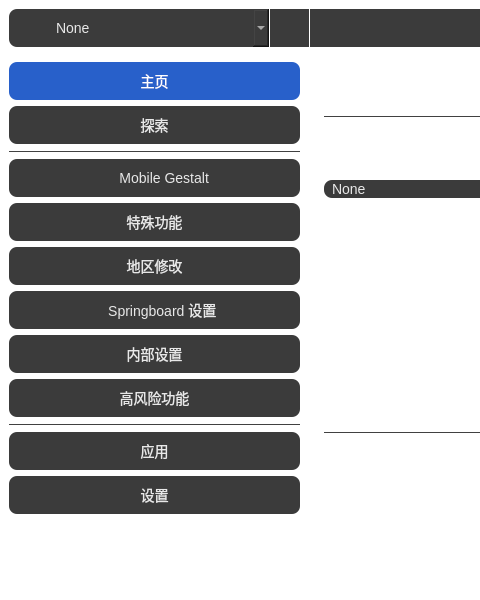
Old version of the form qt/new.ui in the repository 404BennettNOTFound/Nugget-iOS; both pictures show x 0 to 480 and y 0 to 600 of the 1000 by 600 pixel window.
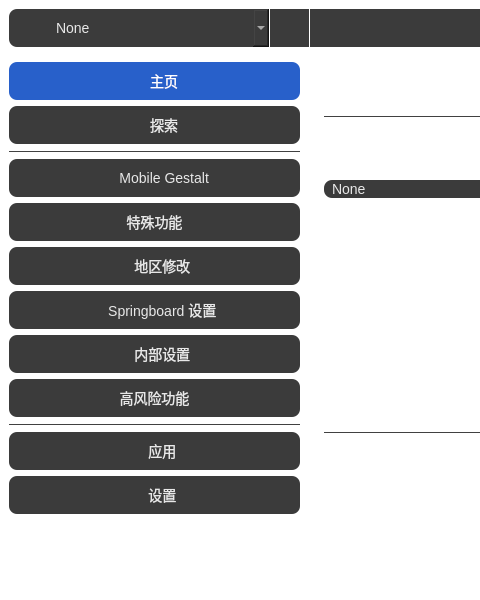
New version of the form. The open tabs and pages were chosen to show the change. Icons and pictures are not drawn.

Commit message: 翻译完整版了吧

```diff
--- a/qt/new.ui
+++ b/qt/new.ui
@@ -412,7 +412,7 @@
              </sizepolicy>
             </property>
             <property name="text">
-             <string>主页</string>
+             <string>     主页</string>
             </property>
             <property name="icon">
              <iconset>
@@ -447,7 +447,7 @@
              </sizepolicy>
             </property>
             <property name="text">
-             <string>探索</string>
+             <string>     探索</string>
             </property>
             <property name="icon">
              <iconset>
@@ -564,7 +564,7 @@
              </sizepolicy>
             </property>
             <property name="text">
-             <string>地区修改</string>
+             <string>    地区修改</string>
             </property>
             <property name="icon">
              <iconset>
@@ -622,7 +622,7 @@
              </sizepolicy>
             </property>
             <property name="text">
-             <string>内部设置</string>
+             <string>    内部设置</string>
             </property>
             <property name="icon">
              <iconset>
@@ -695,7 +695,7 @@
              </sizepolicy>
             </property>
             <property name="text">
-             <string>应用</string>
+             <string>    应用</string>
             </property>
             <property name="icon">
              <iconset>
@@ -724,7 +724,7 @@
              </sizepolicy>
             </property>
             <property name="text">
-             <string>设置</string>
+             <string>    设置</string>
             </property>
             <property name="icon">
              <iconset>
```
Left out of the diff: 57 changed lines with no effect on the pictures. The commit also changes 1 other file.
